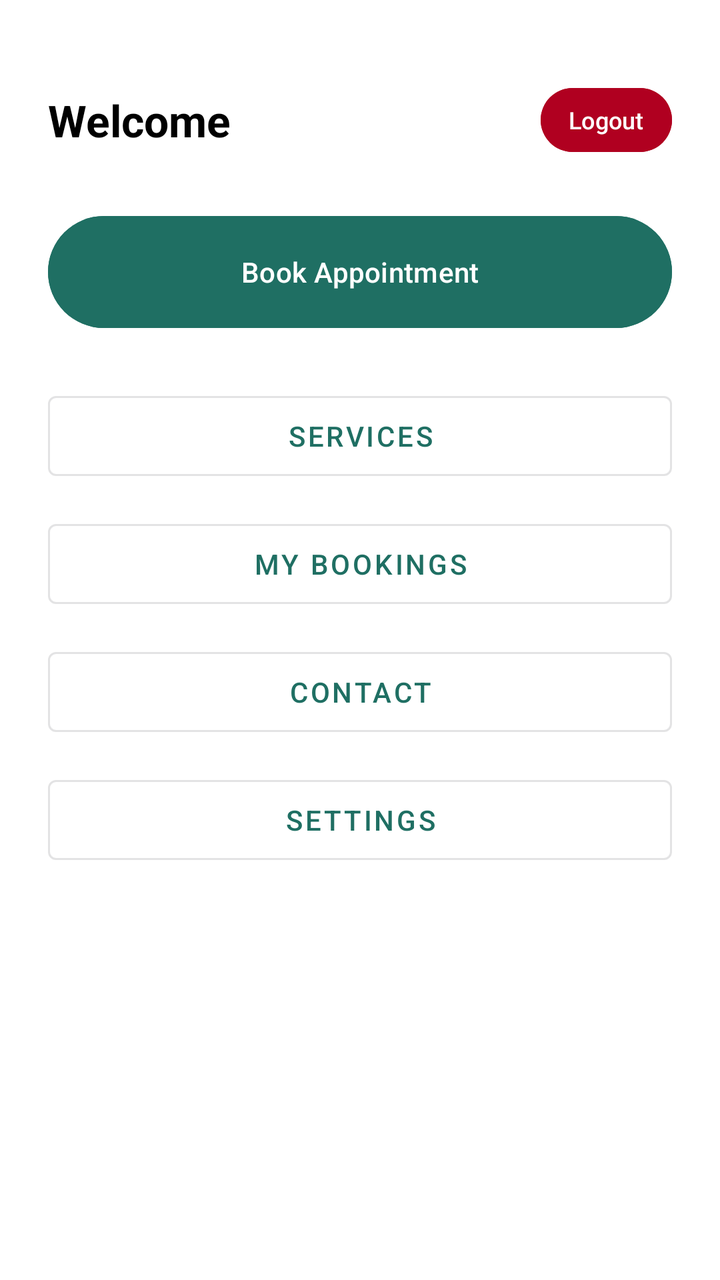
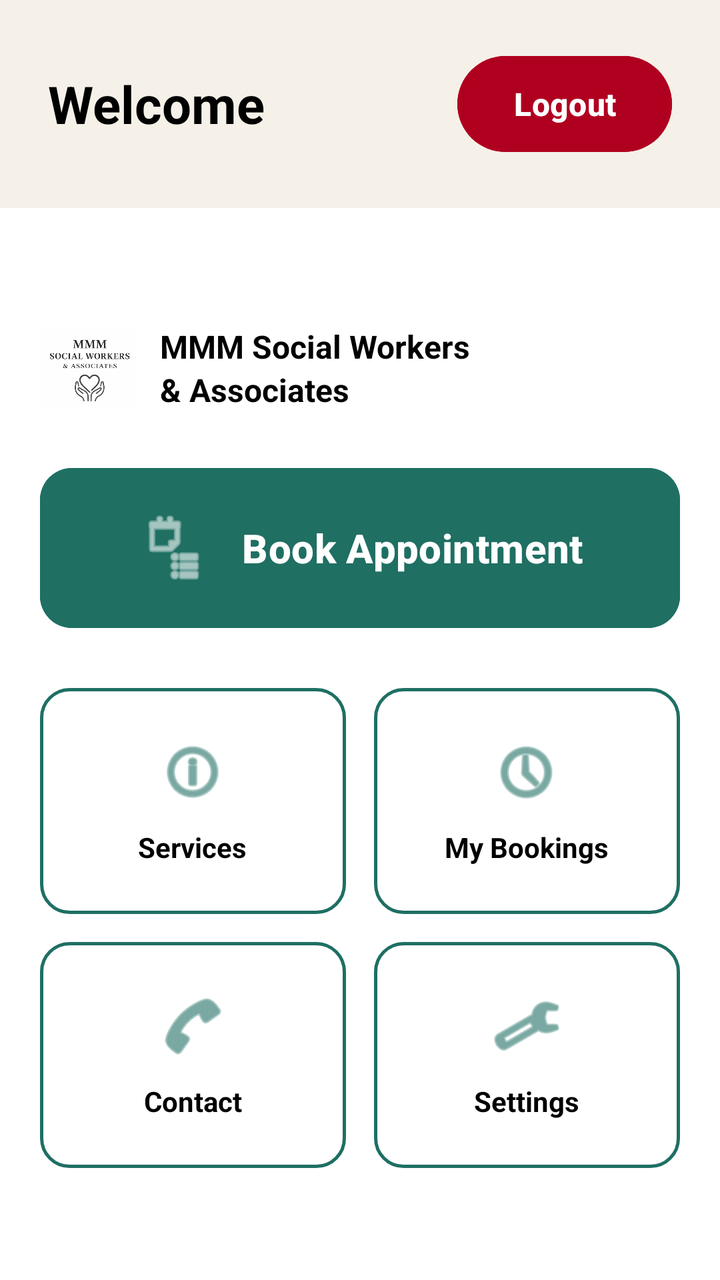

Compare the two renders of this Android layout. The source of the first and the diff that turns it into the second are given below.
<!-- AndroidManifest.xml: application theme Theme.MMMBookingApp -->
<!-- res/layout/activity_home.xml -->
<?xml version="1.0" encoding="utf-8"?>
<ScrollView xmlns:android="http://schemas.android.com/apk/res/android"
    android:layout_width="match_parent"
    android:layout_height="match_parent"
    android:background="@color/color_background">

    <LinearLayout
        android:layout_width="match_parent"
        android:layout_height="wrap_content"
        android:orientation="vertical"
        android:padding="24dp">

        <LinearLayout
            android:layout_width="match_parent"
            android:layout_height="wrap_content"
            android:orientation="horizontal"
            android:gravity="center_vertical"
            android:layout_marginTop="16dp"
            android:layout_marginBottom="24dp">

            <TextView
                android:id="@+id/tvWelcome"
                android:layout_width="0dp"
                android:layout_height="wrap_content"
                android:layout_weight="1"
                android:text="@string/home_welcome_default"
                android:textSize="22sp"
                android:textStyle="bold"
                android:textColor="@color/color_text_heading" />

            <Button
                android:id="@+id/btnLogoutHome"
                android:layout_width="wrap_content"
                android:layout_height="40dp"
                android:minWidth="0dp"
                android:paddingStart="14dp"
                android:paddingEnd="14dp"
                android:text="@string/btn_logout_top"
                android:textColor="@color/color_text_on_primary"
                android:textSize="12sp"
                android:backgroundTint="@color/color_error" />
        </LinearLayout>

        <TextView
            android:id="@+id/tvOfflineBanner"
            android:layout_width="match_parent"
            android:layout_height="wrap_content"
            android:background="@color/color_status_pending"
            android:text="@string/offline_banner_text"
            android:textColor="@color/color_text_on_primary"
            android:textSize="12sp"
            android:textStyle="bold"
            android:gravity="center"
            android:padding="10dp"
            android:layout_marginBottom="12dp"
            android:visibility="gone" />

        <Button
            android:id="@+id/btnBookAppointment"
            android:layout_width="match_parent"
            android:layout_height="64dp"
            android:text="@string/btn_book_appointment"
            android:textColor="@color/color_text_on_primary"
            android:backgroundTint="@color/color_primary"
            android:layout_marginBottom="24dp" />

        <Button
            android:id="@+id/btnServices"
            android:layout_width="match_parent"
            android:layout_height="52dp"
            android:text="@string/btn_services"
            android:textColor="@color/color_primary"
            android:backgroundTint="@color/color_background"
            style="@style/Widget.MaterialComponents.Button.OutlinedButton"
            android:layout_marginBottom="12dp" />

        <Button
            android:id="@+id/btnMyBookings"
            android:layout_width="match_parent"
            android:layout_height="52dp"
            android:text="@string/btn_my_bookings"
            android:textColor="@color/color_primary"
            android:backgroundTint="@color/color_background"
            style="@style/Widget.MaterialComponents.Button.OutlinedButton"
            android:layout_marginBottom="12dp" />

        <Button
            android:id="@+id/btnContact"
            android:layout_width="match_parent"
            android:layout_height="52dp"
            android:text="@string/btn_contact"
            android:textColor="@color/color_primary"
            android:backgroundTint="@color/color_background"
            style="@style/Widget.MaterialComponents.Button.OutlinedButton"
            android:layout_marginBottom="12dp" />

        <Button
            android:id="@+id/btnSettings"
            android:layout_width="match_parent"
            android:layout_height="52dp"
            android:text="@string/btn_settings"
            android:textColor="@color/color_primary"
            android:backgroundTint="@color/color_background"
            style="@style/Widget.MaterialComponents.Button.OutlinedButton" />

    </LinearLayout>
</ScrollView>
<!-- resources referenced by this layout -->
<resources>
  <color name="color_background">#FFFFFF</color>
  <color name="color_error">#B00020</color>
  <color name="color_primary">#1F6F63</color>
  <color name="color_status_pending">#E0A800</color>
  <color name="color_text_heading">#000000</color>
  <color name="color_text_on_primary">#FFFFFF</color>
  <string name="btn_book_appointment">Book Appointment</string>
  <string name="btn_contact">Contact</string>
  <string name="btn_logout_top">Logout</string>
  <string name="btn_my_bookings">My Bookings</string>
  <string name="btn_services">Services</string>
  <string name="btn_settings">Settings</string>
  <string name="home_welcome_default">Welcome</string>
  <string name="offline_banner_text">You\'re offline — changes will sync once you\'re back online</string>
  <style name="Theme.MMMBookingApp" parent="Theme.Material3.Light.NoActionBar">
          <item name="colorPrimary">@color/color_primary</item>
          <item name="colorOnPrimary">@color/color_text_on_primary</item>
          <item name="android:colorBackground">@color/color_background</item>
          <item name="colorSurface">@color/color_surface</item>
          <item name="colorSecondary">@color/color_highlight</item>
          <item name="android:textColorPrimary">@color/color_text_primary</item>
          <item name="android:statusBarColor">@color/color_primary</item>
      </style>
  <color name="color_surface">#F5F1E8</color>
  <color name="color_highlight">#AEE1E8</color>
  <color name="color_text_primary">#333333</color>
</resources>

<!-- the commit's change to res/layout/activity_home.xml (unified diff, before → after) -->
@@ -1,22 +1,24 @@
 <?xml version="1.0" encoding="utf-8"?>
 <ScrollView xmlns:android="http://schemas.android.com/apk/res/android"
+    xmlns:app="http://schemas.android.com/apk/res-auto"
     android:layout_width="match_parent"
     android:layout_height="match_parent"
-    android:background="@color/color_background">
+    android:background="@color/color_background"
+    android:fillViewport="true">
 
     <LinearLayout
         android:layout_width="match_parent"
-        android:layout_height="wrap_content"
-        android:orientation="vertical"
-        android:padding="24dp">
-
+        android:layout_height="match_parent"
+        android:orientation="vertical">
+
+        
         <LinearLayout
             android:layout_width="match_parent"
             android:layout_height="wrap_content"
             android:orientation="horizontal"
             android:gravity="center_vertical"
-            android:layout_marginTop="16dp"
-            android:layout_marginBottom="24dp">
+            android:background="@color/color_surface"
+            android:padding="24dp">
 
             <TextView
                 android:id="@+id/tvWelcome"
@@ -24,84 +26,250 @@
                 android:layout_height="wrap_content"
                 android:layout_weight="1"
                 android:text="@string/home_welcome_default"
-                android:textSize="22sp"
+                android:textSize="26sp"
                 android:textStyle="bold"
                 android:textColor="@color/color_text_heading" />
 
             <Button
                 android:id="@+id/btnLogoutHome"
                 android:layout_width="wrap_content"
-                android:layout_height="40dp"
+                android:layout_height="56dp"
                 android:minWidth="0dp"
-                android:paddingStart="14dp"
-                android:paddingEnd="14dp"
+                android:paddingStart="28dp"
+                android:paddingEnd="28dp"
                 android:text="@string/btn_logout_top"
                 android:textColor="@color/color_text_on_primary"
-                android:textSize="12sp"
-                android:backgroundTint="@color/color_error" />
+                android:textSize="16sp"
+                android:textStyle="bold"
+                android:backgroundTint="@color/color_error"
+                app:cornerRadius="28dp" />
         </LinearLayout>
 
-        <TextView
-            android:id="@+id/tvOfflineBanner"
+        
+        <LinearLayout
             android:layout_width="match_parent"
-            android:layout_height="wrap_content"
-            android:background="@color/color_status_pending"
-            android:text="@string/offline_banner_text"
-            android:textColor="@color/color_text_on_primary"
-            android:textSize="12sp"
-            android:textStyle="bold"
-            android:gravity="center"
-            android:padding="10dp"
-            android:layout_marginBottom="12dp"
-            android:visibility="gone" />
-
-        <Button
-            android:id="@+id/btnBookAppointment"
-            android:layout_width="match_parent"
-            android:layout_height="64dp"
-            android:text="@string/btn_book_appointment"
-            android:textColor="@color/color_text_on_primary"
-            android:backgroundTint="@color/color_primary"
-            android:layout_marginBottom="24dp" />
-
-        <Button
-            android:id="@+id/btnServices"
-            android:layout_width="match_parent"
-            android:layout_height="52dp"
-            android:text="@string/btn_services"
-            android:textColor="@color/color_primary"
-            android:backgroundTint="@color/color_background"
-            style="@style/Widget.MaterialComponents.Button.OutlinedButton"
-            android:layout_marginBottom="12dp" />
-
-        <Button
-            android:id="@+id/btnMyBookings"
-            android:layout_width="match_parent"
-            android:layout_height="52dp"
-            android:text="@string/btn_my_bookings"
-            android:textColor="@color/color_primary"
-            android:backgroundTint="@color/color_background"
-            style="@style/Widget.MaterialComponents.Button.OutlinedButton"
-            android:layout_marginBottom="12dp" />
-
-        <Button
-            android:id="@+id/btnContact"
-            android:layout_width="match_parent"
-            android:layout_height="52dp"
-            android:text="@string/btn_contact"
-            android:textColor="@color/color_primary"
-            android:backgroundTint="@color/color_background"
-            style="@style/Widget.MaterialComponents.Button.OutlinedButton"
-            android:layout_marginBottom="12dp" />
-
-        <Button
-            android:id="@+id/btnSettings"
-            android:layout_width="match_parent"
-            android:layout_height="52dp"
-            android:text="@string/btn_settings"
-            android:textColor="@color/color_primary"
-            android:backgroundTint="@color/color_background"
-            style="@style/Widget.MaterialComponents.Button.OutlinedButton" />
-
+            android:layout_height="0dp"
+            android:layout_weight="1"
+            android:gravity="center_vertical"
+            android:orientation="vertical">
+
+            <LinearLayout
+                android:layout_width="match_parent"
+                android:layout_height="wrap_content"
+                android:orientation="vertical"
+                android:padding="20dp">
+
+                
+                <TextView
+                    android:id="@+id/tvOfflineBanner"
+                    android:layout_width="match_parent"
+                    android:layout_height="wrap_content"
+                    android:background="@color/color_status_pending"
+                    android:text="@string/offline_banner_text"
+                    android:textColor="@color/color_text_on_primary"
+                    android:textSize="12sp"
+                    android:textStyle="bold"
+                    android:gravity="center"
+                    android:padding="10dp"
+                    android:layout_marginBottom="16dp"
+                    android:visibility="gone" />
+
+                
+                <LinearLayout
+                    android:layout_width="match_parent"
+                    android:layout_height="wrap_content"
+                    android:orientation="horizontal"
+                    android:gravity="center_vertical"
+                    android:layout_marginBottom="22dp">
+
+                    <ImageView
+                        android:layout_width="48dp"
+                        android:layout_height="48dp"
+                        android:src="@drawable/mmm_logo"
+                        android:contentDescription="@string/app_name" />
+
+                    <LinearLayout
+                        android:layout_width="wrap_content"
+                        android:layout_height="wrap_content"
+                        android:orientation="vertical"
+                        android:layout_marginStart="12dp">
+
+                        <TextView
+                            android:layout_width="wrap_content"
+                            android:layout_height="wrap_content"
+                            android:text="@string/welcome_heading"
+                            android:textColor="@color/color_text_heading"
+                            android:textStyle="bold"
+                            android:textSize="16sp" />
+
+                        <TextView
+                            android:layout_width="wrap_content"
+                            android:layout_height="wrap_content"
+                            android:text="@string/welcome_subheading"
+                            android:textColor="@color/color_text_heading"
+                            android:textStyle="bold"
+                            android:textSize="16sp" />
+                    </LinearLayout>
+                </LinearLayout>
+
+                
+                <Button
+                    android:id="@+id/btnBookAppointment"
+                    android:layout_width="match_parent"
+                    android:layout_height="88dp"
+                    android:text="@string/btn_book_appointment"
+                    android:textColor="@color/color_text_on_primary"
+                    android:textSize="20sp"
+                    android:textStyle="bold"
+                    android:backgroundTint="@color/color_primary"
+                    android:gravity="center"
+                    app:icon="@android:drawable/ic_menu_agenda"
+                    app:iconTint="@color/color_text_on_primary"
+                    app:iconSize="36dp"
+                    app:iconGravity="textStart"
+                    app:iconPadding="16dp"
+                    app:cornerRadius="16dp"
+                    android:layout_marginBottom="26dp" />
+
+                
+                <LinearLayout
+                    android:layout_width="match_parent"
+                    android:layout_height="wrap_content"
+                    android:orientation="horizontal"
+                    android:layout_marginBottom="14dp">
+
+                    <LinearLayout
+                        android:id="@+id/btnServices"
+                        android:layout_width="0dp"
+                        android:layout_height="wrap_content"
+                        android:layout_weight="1"
+                        android:layout_marginEnd="7dp"
+                        android:orientation="vertical"
+                        android:gravity="center"
+                        android:paddingTop="24dp"
+                        android:paddingBottom="24dp"
+                        android:background="@drawable/bg_card_bordered"
+                        android:clickable="true"
+                        android:focusable="true">
+
+                        <ImageView
+                            android:layout_width="36dp"
+                            android:layout_height="36dp"
+                            android:src="@android:drawable/ic_menu_info_details"
+                            app:tint="@color/color_primary"
+                            android:contentDescription="@string/btn_services" />
+
+                        <TextView
+                            android:layout_width="wrap_content"
+                            android:layout_height="wrap_content"
+                            android:layout_marginTop="10dp"
+                            android:text="@string/btn_services"
+                            android:textColor="@color/color_text_heading"
+                            android:textStyle="bold"
+                            android:textSize="14sp" />
+                    </LinearLayout>
+
+                    <LinearLayout
+                        android:id="@+id/btnMyBookings"
+                        android:layout_width="0dp"
+                        android:layout_height="wrap_content"
+                        android:layout_weight="1"
+                        android:layout_marginStart="7dp"
+                        android:orientation="vertical"
+                        android:gravity="center"
+                        android:paddingTop="24dp"
+                        android:paddingBottom="24dp"
+                        android:background="@drawable/bg_card_bordered"
+                        android:clickable="true"
+                        android:focusable="true">
+
+                        <ImageView
+                            android:layout_width="36dp"
+                            android:layout_height="36dp"
+                            android:src="@android:drawable/ic_menu_recent_history"
+                            app:tint="@color/color_primary"
+                            android:contentDescription="@string/btn_my_bookings" />
+
+                        <TextView
+                            android:layout_width="wrap_content"
+                            android:layout_height="wrap_content"
+                            android:layout_marginTop="10dp"
+                            android:text="@string/btn_my_bookings"
+                            android:textColor="@color/color_text_heading"
+                            android:textStyle="bold"
+                            android:textSize="14sp" />
+                    </LinearLayout>
+                </LinearLayout>
+
+                <LinearLayout
+                    android:layout_width="match_parent"
+                    android:layout_height="wrap_content"
+                    android:orientation="horizontal">
+
+                    <LinearLayout
+                        android:id="@+id/btnContact"
+                        android:layout_width="0dp"
+                        android:layout_height="wrap_content"
+                        android:layout_weight="1"
+                        android:layout_marginEnd="7dp"
+                        android:orientation="vertical"
+                        android:gravity="center"
+                        android:paddingTop="24dp"
+                        android:paddingBottom="24dp"
+                        android:background="@drawable/bg_card_bordered"
+                        android:clickable="true"
+                        android:focusable="true">
+
+                        <ImageView
+                            android:layout_width="36dp"
+                            android:layout_height="36dp"
+                            android:src="@android:drawable/ic_menu_call"
+                            app:tint="@color/color_primary"
+                            android:contentDescription="@string/btn_contact" />
+
+                        <TextView
+                            android:layout_width="wrap_content"
+                            android:layout_height="wrap_content"
+                            android:layout_marginTop="10dp"
+                            android:text="@string/btn_contact"
+                            android:textColor="@color/color_text_heading"
+                            android:textStyle="bold"
+                            android:textSize="14sp" />
+                    </LinearLayout>
+
+                    <LinearLayout
+                        android:id="@+id/btnSettings"
+                        android:layout_width="0dp"
+                        android:layout_height="wrap_content"
+                        android:layout_weight="1"
+                        android:layout_marginStart="7dp"
+                        android:orientation="vertical"
+                        android:gravity="center"
+                        android:paddingTop="24dp"
+                        android:paddingBottom="24dp"
+                        android:background="@drawable/bg_card_bordered"
+                        android:clickable="true"
+                        android:focusable="true">
+
+                        <ImageView
+                            android:layout_width="36dp"
+                            android:layout_height="36dp"
+                            android:src="@android:drawable/ic_menu_manage"
+                            app:tint="@color/color_primary"
+                            android:contentDescription="@string/btn_settings" />
+
+                        <TextView
+                            android:layout_width="wrap_content"
+                            android:layout_height="wrap_content"
+                            android:layout_marginTop="10dp"
+                            android:text="@string/btn_settings"
+                            android:textColor="@color/color_text_heading"
+                            android:textStyle="bold"
+                            android:textSize="14sp" />
+                    </LinearLayout>
+                </LinearLayout>
+
+            </LinearLayout>
+        </LinearLayout>
     </LinearLayout>
 </ScrollView>
<!-- resource entries referenced after the edit -->
@@ -6,6 +6,16 @@
   <color name="color_status_pending">#E0A800</color>
   <color name="color_text_heading">#000000</color>
   <color name="color_text_on_primary">#FFFFFF</color>
+  <!-- drawable bg_card_bordered (drawable) -->
+  <?xml version="1.0" encoding="utf-8"?>
+  <shape xmlns:android="http://schemas.android.com/apk/res/android"
+      android:shape="rectangle">
+      <solid android:color="@color/color_background" />
+      <corners android:radius="14dp" />
+      <stroke android:width="1.5dp" android:color="@color/color_primary" />
+  </shape>
+  <!-- drawable mmm_logo: png bitmap (drawable, 61660 bytes) -->
+  <string name="app_name">MMM Booking App</string>
   <string name="btn_book_appointment">Book Appointment</string>
   <string name="btn_contact">Contact</string>
   <string name="btn_logout_top">Logout</string>
@@ -14,6 +24,8 @@
   <string name="btn_settings">Settings</string>
   <string name="home_welcome_default">Welcome</string>
   <string name="offline_banner_text">You\'re offline — changes will sync once you\'re back online</string>
+  <string name="welcome_heading">MMM Social Workers</string>
+  <string name="welcome_subheading">&amp; Associates</string>
   <style name="Theme.MMMBookingApp" parent="Theme.Material3.Light.NoActionBar">
           <item name="colorPrimary">@color/color_primary</item>
           <item name="colorOnPrimary">@color/color_text_on_primary</item>
